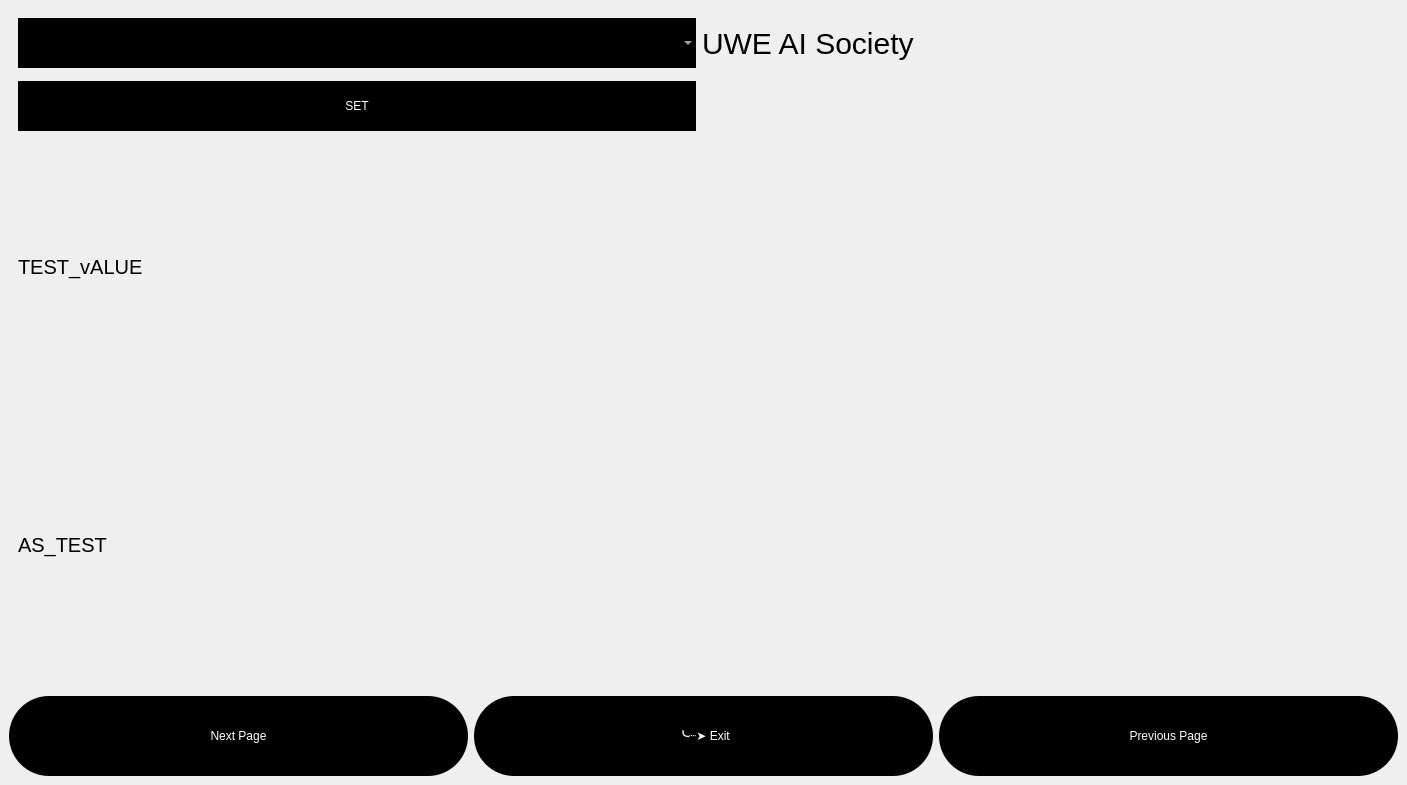
This is mainwindow.ui in yahiaabdelhady2023/vcu_interface as Qt 5 draws it before an edit. The edited form follows.
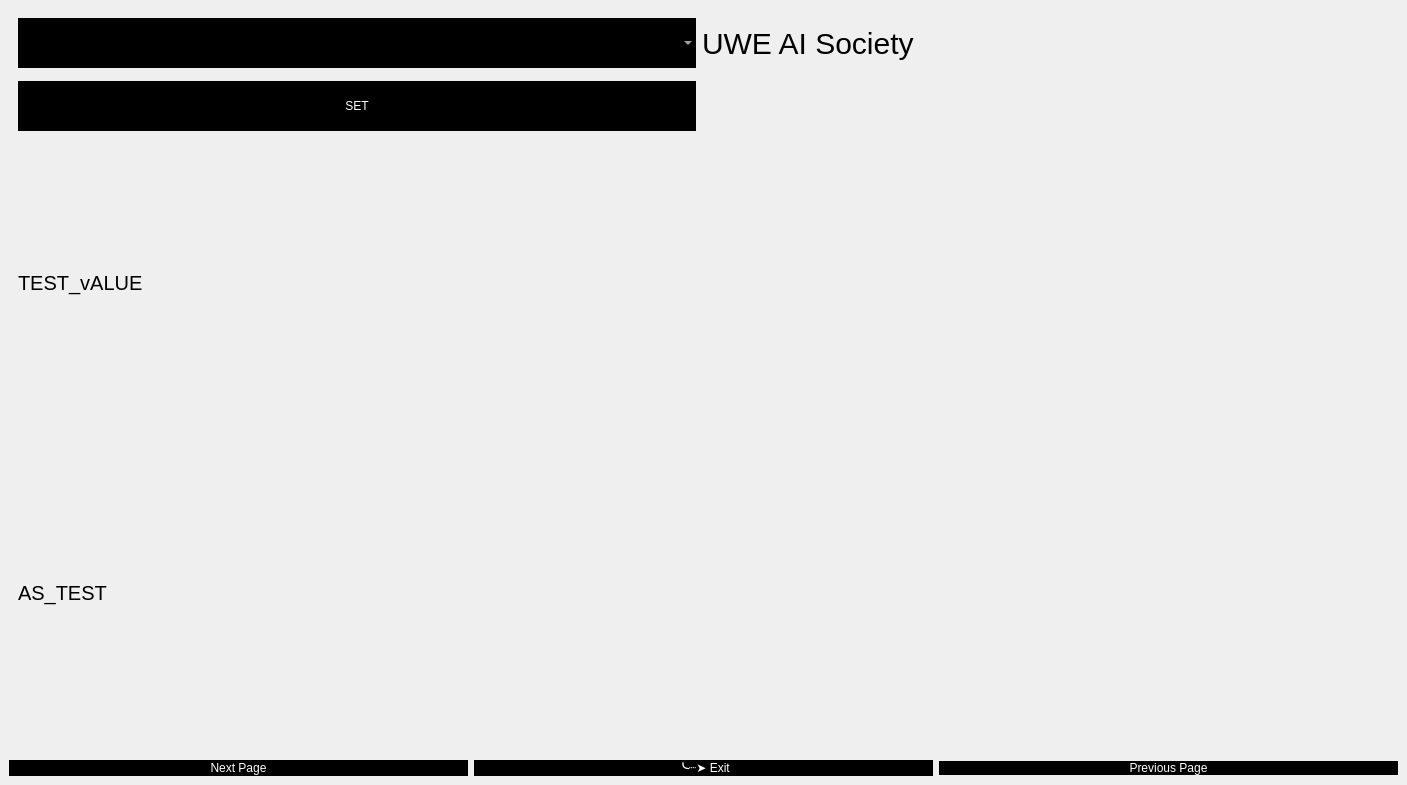
This is the edited form. The open tabs and pages were chosen to show the change.

Commit message: another proble with UI

What changed in the file:
```diff
--- a/mainwindow.ui
+++ b/mainwindow.ui
@@ -15,10 +15,10 @@
   </property>
   <widget class="QWidget" name="centralwidget">
    <layout class="QGridLayout" name="gridLayout_5">
-    <item row="3" column="1">
+    <item row="2" column="1">
      <widget class="QPushButton" name="exitButn">
       <property name="sizePolicy">
-       <sizepolicy hsizetype="MinimumExpanding" vsizetype="Minimum">
+       <sizepolicy hsizetype="Minimum" vsizetype="Minimum">
         <horstretch>0</horstretch>
         <verstretch>0</verstretch>
        </sizepolicy>
@@ -26,7 +26,7 @@
       <property name="maximumSize">
        <size>
         <width>16777215</width>
-        <height>100</height>
+        <height>40</height>
        </size>
       </property>
       <property name="styleSheet">
@@ -40,10 +40,10 @@
       </property>
      </widget>
     </item>
-    <item row="3" column="0">
+    <item row="2" column="0">
      <widget class="QPushButton" name="NextPage">
       <property name="sizePolicy">
-       <sizepolicy hsizetype="MinimumExpanding" vsizetype="Minimum">
+       <sizepolicy hsizetype="Minimum" vsizetype="Minimum">
         <horstretch>0</horstretch>
         <verstretch>0</verstretch>
        </sizepolicy>
@@ -51,7 +51,7 @@
       <property name="maximumSize">
        <size>
         <width>16777215</width>
-        <height>100</height>
+        <height>40</height>
        </size>
       </property>
       <property name="styleSheet">
@@ -65,46 +65,6 @@
       </property>
      </widget>
     </item>
-    <item row="3" column="2">
-     <widget class="QPushButton" name="PreviousPag">
-      <property name="sizePolicy">
-       <sizepolicy hsizetype="MinimumExpanding" vsizetype="Minimum">
-        <horstretch>0</horstretch>
-        <verstretch>0</verstretch>
-       </sizepolicy>
-      </property>
-      <property name="minimumSize">
-       <size>
-        <width>0</width>
-        <height>80</height>
-       </size>
-      </property>
-      <property name="maximumSize">
-       <size>
-        <width>16777215</width>
-        <height>100</height>
-       </size>
-      </property>
-      <property name="autoFillBackground">
-       <bool>false</bool>
-      </property>
-      <property name="styleSheet">
-       <string notr="true">background-color: black;
-color:white;
-border-radius:40px;
-font: 16pt &quot;Segoe UI&quot;;</string>
-      </property>
-      <property name="text">
-       <string>Previous Page</string>
-      </property>
-      <property name="default">
-       <bool>false</bool>
-      </property>
-      <property name="flat">
-       <bool>false</bool>
-      </property>
-     </widget>
-    </item>
     <item row="0" column="0" colspan="3">
      <widget class="QStackedWidget" name="stackedWidget">
       <property name="currentIndex">
@@ -170,6 +130,12 @@
          <layout class="QVBoxLayout" name="verticalLayout_5">
           <item>
            <widget class="QLabel" name="ASSI_label">
+            <property name="sizePolicy">
+             <sizepolicy hsizetype="Minimum" vsizetype="Minimum">
+              <horstretch>0</horstretch>
+              <verstretch>0</verstretch>
+             </sizepolicy>
+            </property>
             <property name="styleSheet">
              <string notr="true">font-size:20px;
 qproperty-alignment: AlignCenter;
@@ -182,6 +148,12 @@
           </item>
           <item>
            <widget class="QLabel" name="combo_label">
+            <property name="sizePolicy">
+             <sizepolicy hsizetype="Minimum" vsizetype="Minimum">
+              <horstretch>0</horstretch>
+              <verstretch>0</verstretch>
+             </sizepolicy>
+            </property>
             <property name="styleSheet">
              <string notr="true">font-size:20px;
 qproperty-alignment: AlignCenter;
@@ -275,6 +247,19 @@
       </widget>
      </widget>
     </item>
+    <item row="2" column="2">
+     <widget class="QPushButton" name="PreviousPage">
+      <property name="styleSheet">
+       <string notr="true">background-color: black;
+color:white;
+border-radius:40px;
+font: 16pt &quot;Segoe UI&quot;;</string>
+      </property>
+      <property name="text">
+       <string>Previous Page</string>
+      </property>
+     </widget>
+    </item>
    </layout>
   </widget>
  </widget>
```
Left out of the diff: 5 changed lines with no effect on the pictures. The commit also changes 2 other files.
